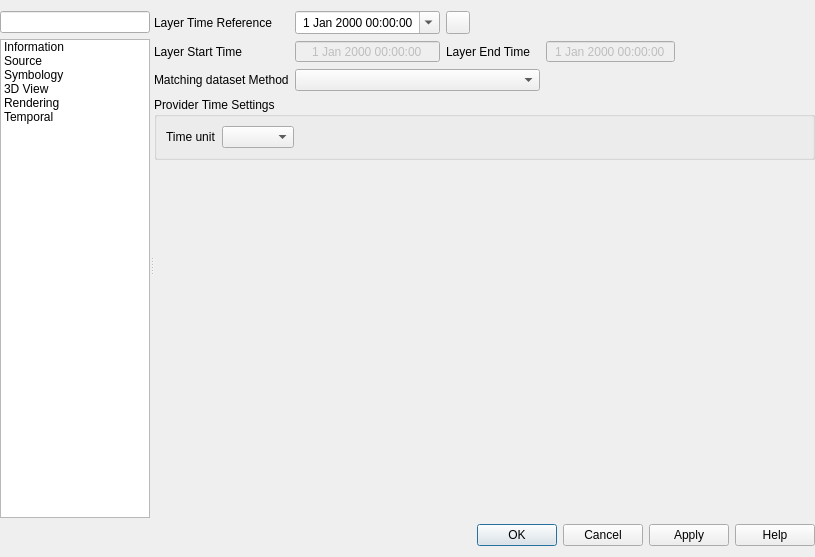
Above: src/ui/mesh/qgsmeshlayerpropertiesbase.ui from carsmie/QGIS before the change. Below: the same form after it.
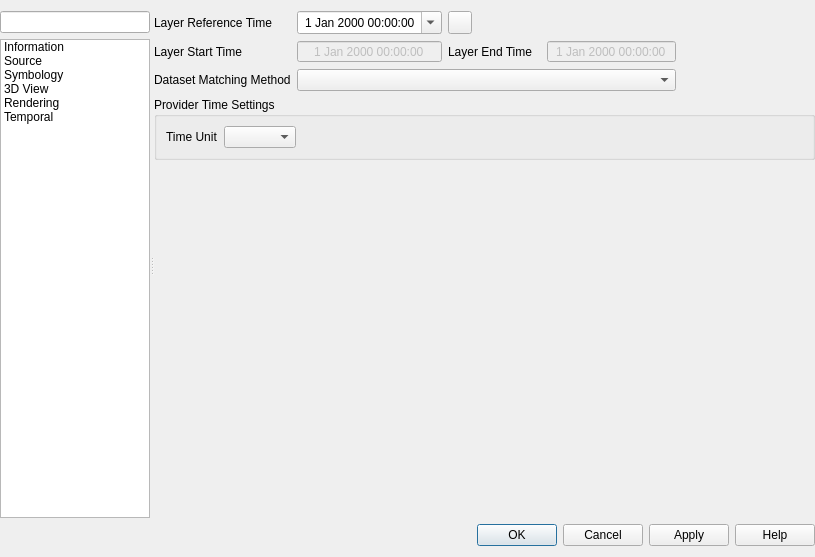
That is the form after the change. The open tabs and pages were chosen to show the change. Icons and pictures are not drawn. Custom widgets are drawn as their Qt base class.

Commit message: fix typo and doc

What changed in the file:
```diff
--- a/src/ui/mesh/qgsmeshlayerpropertiesbase.ui
+++ b/src/ui/mesh/qgsmeshlayerpropertiesbase.ui
@@ -623,7 +623,7 @@
               <item row="1" column="0">
                <widget class="QLabel" name="label_12">
                 <property name="text">
-                 <string>Time unit</string>
+                 <string>Time Unit</string>
                 </property>
                </widget>
               </item>
@@ -680,7 +680,7 @@
            <item row="0" column="2">
             <widget class="QLabel" name="label_3">
              <property name="text">
-              <string>Layer Time Reference</string>
+              <string>Layer Reference Time</string>
              </property>
             </widget>
            </item>
@@ -694,12 +694,16 @@
            <item row="2" column="2">
             <widget class="QLabel" name="label_10">
              <property name="text">
-              <string>Matching dataset Method</string>
+              <string>Dataset Matching Method</string>
              </property>
             </widget>
            </item>
-           <item row="2" column="3" colspan="3">
-            <widget class="QComboBox" name="mComboBoxTemporalDatasetMatchingMethod"/>
+           <item row="2" column="3" colspan="4">
+            <widget class="QComboBox" name="mComboBoxTemporalDatasetMatchingMethod">
+             <property name="toolTip">
+              <string>Method for selection of temporal mesh dataset from a range time</string>
+             </property>
+            </widget>
            </item>
           </layout>
          </widget>
```
Left out of the diff: 11 changed lines with no effect on the pictures. The commit also changes 2 other files.
